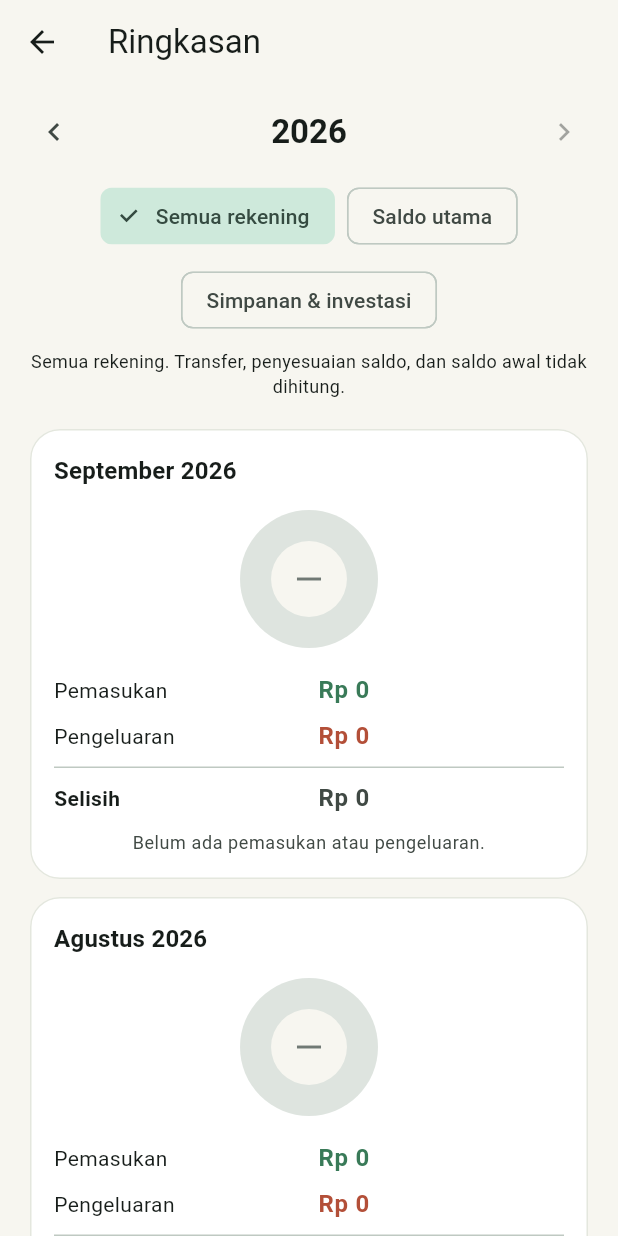
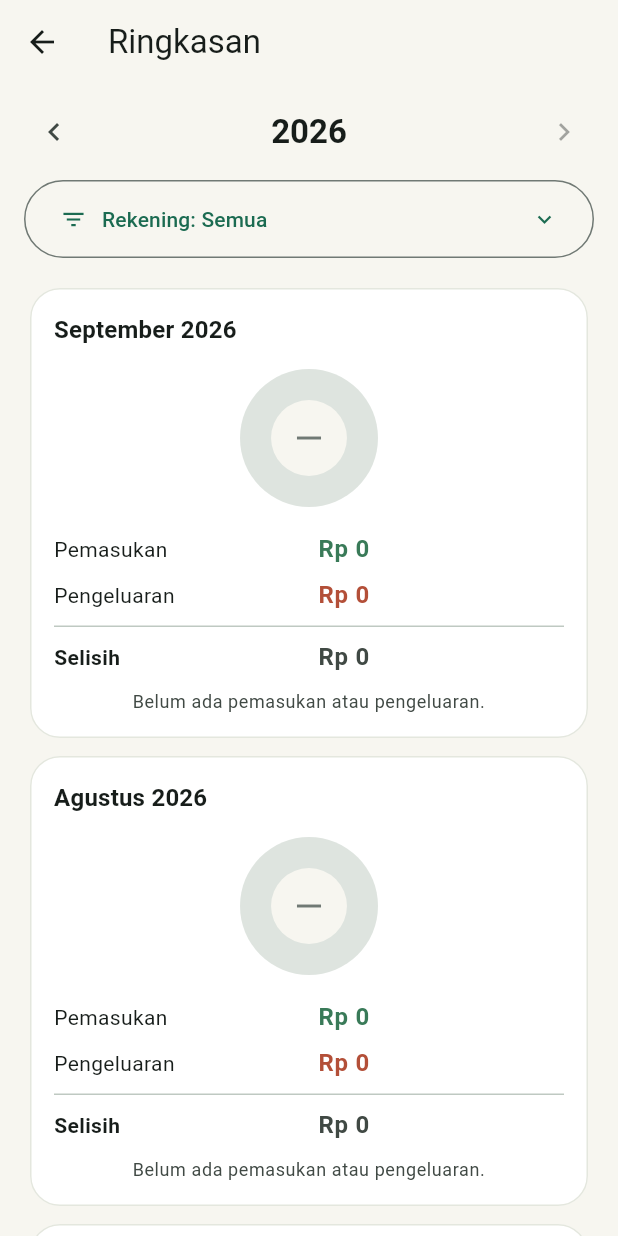
Before and after one commit to panjiarif/waras-arta, a Flutter app: the MonthlySummaryScreen screen opened by its route, on a phone screen of 412 x 824 dp. Run offline on Flutter 3.47's test engine with Material 3 defaults, Android fonts, the phone set to English and light mode, and no system bars; our stand-ins replace drift, drift_flutter, flutter_riverpod, go_router; missing offline and left inert: cryptography, unorm_dart; accounts and stored records are empty; generated files the repository leaves out were written again.

Commit message:
refactor: compact monthly summary account filter

```diff
--- a/lib/features/summary/views/monthly_summary_screen.dart
+++ b/lib/features/summary/views/monthly_summary_screen.dart
@@ -42,6 +42,42 @@ class _MonthlySummaryScreenState extends ConsumerState<MonthlySummaryScreen> {
     setState(() => _year = target);
   }
 
+  Future<void> _showAccountFilter(AccountBalanceGroup? selected) async {
+    final option = await showModalBottomSheet<_AccountGroupOption>(
+      context: context,
+      showDragHandle: true,
+      useSafeArea: true,
+      builder: (context) => ListView(
+        shrinkWrap: true,
+        padding: const EdgeInsets.only(bottom: 16),
+        children: [
+          Padding(
+            padding: const EdgeInsets.fromLTRB(20, 4, 20, 12),
+            child: Text(
+              'Filter rekening',
+              style: Theme.of(context).textTheme.titleLarge,
+            ),
+          ),
+          for (final option in _AccountGroupOption.values)
+            ListTile(
+              key: ValueKey('summary-account-option-${option.name}'),
+              selected: option.balanceGroup == selected,
+              leading: Icon(
+                option.balanceGroup == selected
+                    ? Icons.radio_button_checked
+                    : Icons.radio_button_off,
+              ),
+              title: Text(option.label),
+              onTap: () => Navigator.pop(context, option),
+            ),
+        ],
+      ),
+    );
+    if (option != null && mounted) {
+      setState(() => _balanceGroup = option.balanceGroup);
+    }
+  }
+
   @override
   Widget build(BuildContext context) {
     final today = dateOnly(ref.watch(currentDateProvider));
@@ -71,17 +107,7 @@ class _MonthlySummaryScreenState extends ConsumerState<MonthlySummaryScreen> {
                 ),
                 _AccountGroupFilter(
                   value: _balanceGroup,
-                  onChanged: (value) => setState(() => _balanceGroup = value),
-                ),
-                Padding(
-                  padding: const EdgeInsets.fromLTRB(20, 0, 20, 8),
-                  child: Text(
-                    '${_balanceGroup?.label ?? 'Semua rekening'}. '
-                    'Transfer, penyesuaian saldo, dan saldo awal tidak dihitung.',
-                    key: const Key('summary-scope-caption'),
-                    textAlign: TextAlign.center,
-                    style: const TextStyle(fontSize: 12),
-                  ),
+                  onPressed: () => _showAccountFilter(_balanceGroup),
                 ),
                 Expanded(
                   child: summary.when(
@@ -109,36 +135,49 @@ class _MonthlySummaryScreenState extends ConsumerState<MonthlySummaryScreen> {
 }
 
 class _AccountGroupFilter extends StatelessWidget {
-  const _AccountGroupFilter({required this.value, required this.onChanged});
+  const _AccountGroupFilter({required this.value, required this.onPressed});
 
   final AccountBalanceGroup? value;
-  final ValueChanged<AccountBalanceGroup?> onChanged;
+  final VoidCallback onPressed;
 
   @override
   Widget build(BuildContext context) => Padding(
     padding: const EdgeInsets.fromLTRB(16, 4, 16, 8),
-    child: Wrap(
+    child: OutlinedButton(
       key: const Key('summary-account-filter'),
-      alignment: WrapAlignment.center,
-      spacing: 8,
-      runSpacing: 8,
-      children: [
-        FilterChip(
-          key: const Key('summary-filter-all'),
-          label: const Text('Semua rekening'),
-          selected: value == null,
-          onSelected: (_) => onChanged(null),
-        ),
-        for (final group in AccountBalanceGroup.values)
-          FilterChip(
-            key: ValueKey('summary-filter-${group.name}'),
-            label: Text(group.label),
-            selected: value == group,
-            onSelected: (_) => onChanged(group),
+      style: OutlinedButton.styleFrom(
+        minimumSize: const Size.fromHeight(52),
+        alignment: Alignment.centerLeft,
+      ),
+      onPressed: onPressed,
+      child: Row(
+        children: [
+          const Icon(Icons.filter_list),
+          const SizedBox(width: 10),
+          Expanded(
+            child: Text(
+              'Rekening: ${value?.label ?? 'Semua'}',
+              key: const Key('summary-account-filter-label'),
+            ),
           ),
-      ],
+          const Icon(Icons.expand_more),
+        ],
+      ),
     ),
   );
+}
+
+enum _AccountGroupOption { all, primary, savingsInvestment }
+
+extension on _AccountGroupOption {
+  AccountBalanceGroup? get balanceGroup => switch (this) {
+    _AccountGroupOption.all => null,
+    _AccountGroupOption.primary => AccountBalanceGroup.primary,
+    _AccountGroupOption.savingsInvestment =>
+      AccountBalanceGroup.savingsInvestment,
+  };
+
+  String get label => balanceGroup?.label ?? 'Semua rekening';
 }
 
 class _YearSelector extends StatelessWidget {
```
Also changed, not shown: lib/features/ledger/views/home_screen.dart (+16 -8 lines), lib/features/ledger/views/overview_charts_section.dart (+3 -7 lines), 2 other files.
